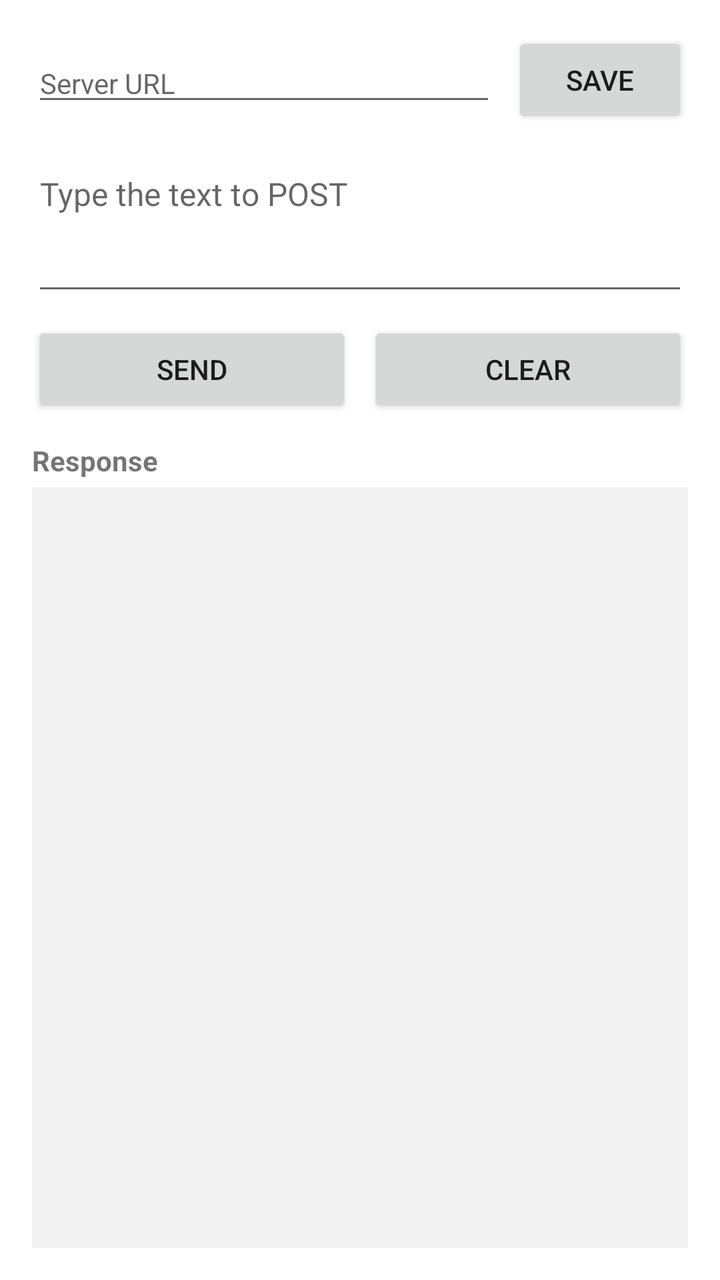
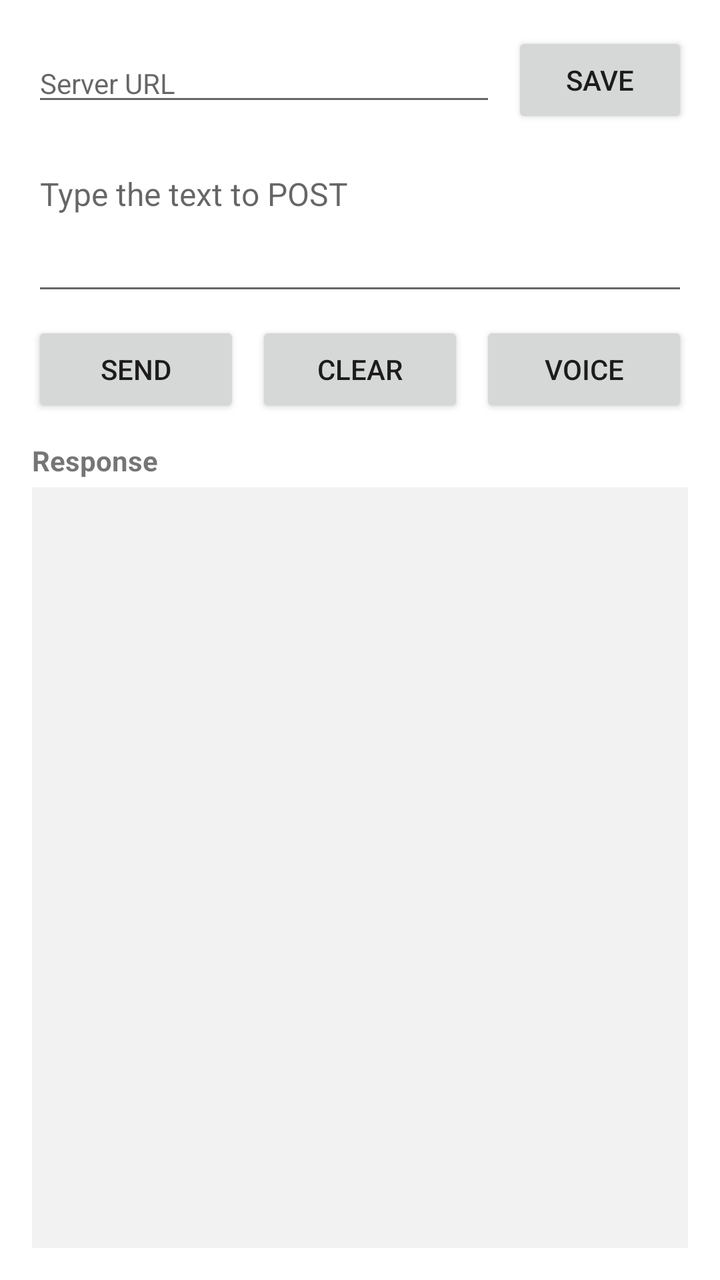

Two renders of the same Android screen: before a commit and after it. Below are the layout's source before the change and the commit's diff.
<!-- AndroidManifest.xml: application theme Theme.HttpPoster -->
<!-- res/layout/activity_main.xml -->
<?xml version="1.0" encoding="utf-8"?>
<LinearLayout xmlns:android="http://schemas.android.com/apk/res/android"
    android:layout_width="match_parent"
    android:layout_height="match_parent"
    android:orientation="vertical"
    android:padding="16dp">

    <LinearLayout
        android:layout_width="match_parent"
        android:layout_height="wrap_content"
        android:gravity="center_vertical"
        android:orientation="horizontal">

        <EditText
            android:id="@+id/serverUrl"
            android:layout_width="0dp"
            android:layout_height="wrap_content"
            android:layout_weight="1"
            android:hint="@string/server_url_hint"
            android:importantForAutofill="no"
            android:inputType="textUri"
            android:maxLines="1"
            android:textSize="14sp" />

        <Button
            android:id="@+id/saveButton"
            android:layout_width="wrap_content"
            android:layout_height="wrap_content"
            android:layout_marginStart="8dp"
            android:text="@string/save" />
    </LinearLayout>

    <EditText
        android:id="@+id/prompt"
        android:layout_width="match_parent"
        android:layout_height="wrap_content"
        android:layout_marginTop="12dp"
        android:gravity="top|start"
        android:hint="@string/prompt_hint"
        android:importantForAutofill="no"
        android:inputType="textMultiLine|textCapSentences"
        android:minLines="3"
        android:textSize="16sp" />

    <LinearLayout
        android:layout_width="match_parent"
        android:layout_height="wrap_content"
        android:layout_marginTop="8dp"
        android:orientation="horizontal">

        <Button
            android:id="@+id/sendButton"
            android:layout_width="0dp"
            android:layout_height="wrap_content"
            android:layout_weight="1"
            android:text="@string/send" />

        <Button
            android:id="@+id/clearButton"
            android:layout_width="0dp"
            android:layout_height="wrap_content"
            android:layout_marginStart="8dp"
            android:layout_weight="1"
            android:text="@string/clear" />
    </LinearLayout>

    <TextView
        android:layout_width="match_parent"
        android:layout_height="wrap_content"
        android:layout_marginTop="12dp"
        android:text="@string/response_title"
        android:textStyle="bold" />

    <ScrollView
        android:layout_width="match_parent"
        android:layout_height="0dp"
        android:layout_marginTop="4dp"
        android:layout_weight="1"
        android:background="#F2F2F2"
        android:padding="8dp">

        <TextView
            android:id="@+id/response"
            android:layout_width="match_parent"
            android:layout_height="wrap_content"
            android:textIsSelectable="true"
            android:textSize="16sp" />
    </ScrollView>

</LinearLayout>
<!-- resources referenced by this layout -->
<resources>
  <string name="clear">Clear</string>
  <string name="prompt_hint">Type the text to POST</string>
  <string name="response_title">Response</string>
  <string name="save">Save</string>
  <string name="send">Send</string>
  <string name="server_url_hint">Server URL</string>
  <style name="Theme.HttpPoster" parent="Theme.MaterialComponents.DayNight.DarkActionBar">
          <item name="colorPrimary">@color/primary</item>
          <item name="colorPrimaryDark">@color/primary_dark</item>
          <item name="colorAccent">@color/accent</item>
      </style>
  <color name="primary">#1976D2</color>
  <color name="primary_dark">#0D47A1</color>
  <color name="accent">#FF4081</color>
</resources>

<!-- the commit's change to res/layout/activity_main.xml (unified diff, before → after) -->
@@ -62,6 +62,14 @@
             android:layout_marginStart="8dp"
             android:layout_weight="1"
             android:text="@string/clear" />
+
+        <Button
+            android:id="@+id/voiceButton"
+            android:layout_width="0dp"
+            android:layout_height="wrap_content"
+            android:layout_marginStart="8dp"
+            android:layout_weight="1"
+            android:text="@string/voice" />
     </LinearLayout>
 
     <TextView
@@ -83,6 +91,7 @@
             android:id="@+id/response"
             android:layout_width="match_parent"
             android:layout_height="wrap_content"
+            android:textColor="@color/black"
             android:textIsSelectable="true"
             android:textSize="16sp" />
     </ScrollView>
<!-- resource entries referenced after the edit -->
@@ -1,11 +1,13 @@
 <!-- resources referenced by this layout -->
 <resources>
+  <color name="black">#FF000000</color>
   <string name="clear">Clear</string>
   <string name="prompt_hint">Type the text to POST</string>
   <string name="response_title">Response</string>
   <string name="save">Save</string>
   <string name="send">Send</string>
   <string name="server_url_hint">Server URL</string>
+  <string name="voice">Voice</string>
   <style name="Theme.HttpPoster" parent="Theme.MaterialComponents.DayNight.DarkActionBar">
           <item name="colorPrimary">@color/primary</item>
           <item name="colorPrimaryDark">@color/primary_dark</item>
